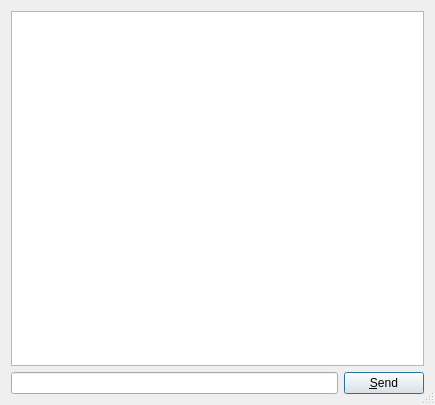
This is src/chatdlgbase.ui in jamulussoftware/jamulus as Qt 5 draws it before an edit. The edited form follows.
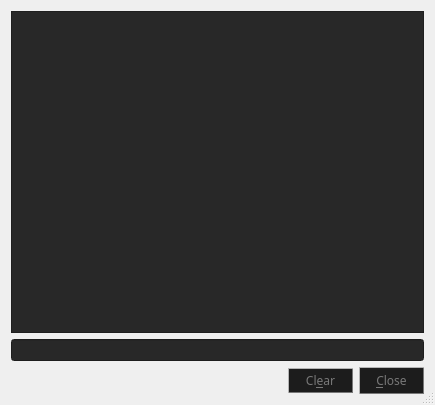
This is the edited form. Icons and pictures are not drawn.

The edit to the form file:
```diff
--- a/src/chatdlgbase.ui
+++ b/src/chatdlgbase.ui
@@ -11,7 +11,7 @@
    </rect>
   </property>
   <property name="sizePolicy">
-   <sizepolicy hsizetype="Minimum" vsizetype="Minimum">
+   <sizepolicy hsizetype="Fixed" vsizetype="Fixed">
     <horstretch>0</horstretch>
     <verstretch>0</verstretch>
    </sizepolicy>
@@ -23,38 +23,152 @@
    <iconset resource="resources.qrc">
     <normaloff>:/png/main/res/fronticon.png</normaloff>:/png/main/res/fronticon.png</iconset>
   </property>
+  <property name="styleSheet">
+   <string notr="true">#CChatDlgBase{
+background-image:  url(:/png/main/res/ui/bg_fondos.png);
+}
+</string>
+  </property>
   <property name="sizeGripEnabled">
    <bool>true</bool>
   </property>
   <layout class="QVBoxLayout">
    <item>
     <widget class="QTextBrowser" name="txvChatWindow">
-     <property name="acceptDrops">
-      <bool>false</bool>
+     <property name="styleSheet">
+      <string notr="true">background-color: rgb(40, 40, 40);
+border-color: rgb(0, 0, 0);
+color: rgb(255, 255, 255);
+ border-image:  url(:/png/main/res/fondoo.png);</string>
      </property>
      <property name="textInteractionFlags">
       <set>Qt::LinksAccessibleByKeyboard|Qt::LinksAccessibleByMouse|Qt::NoTextInteraction|Qt::TextBrowserInteraction|Qt::TextSelectableByKeyboard|Qt::TextSelectableByMouse</set>
      </property>
-     <property name="openLinks">
-      <bool>false</bool>
+    </widget>
+   </item>
+   <item>
+    <widget class="QLineEdit" name="edtLocalInputText">
+     <property name="styleSheet">
+      <string notr="true">background-color: rgb(40, 40, 40);
+border-color: rgb(0, 0, 0);
+color: rgb(255, 255, 255);
+</string>
      </property>
     </widget>
    </item>
    <item>
-    <layout class="QHBoxLayout" name="horizontalLayout">
+    <layout class="QHBoxLayout">
      <item>
-      <widget class="QLineEdit" name="edtLocalInputText"/>
+      <spacer>
+       <property name="orientation">
+        <enum>Qt::Horizontal</enum>
+       </property>
+       <property name="sizeType">
+        <enum>QSizePolicy::Expanding</enum>
+       </property>
+       <property name="sizeHint" stdset="0">
+        <size>
+         <width>181</width>
+         <height>27</height>
+        </size>
+       </property>
+      </spacer>
      </item>
      <item>
-      <widget class="QPushButton" name="butSend">
+      <widget class="QPushButton" name="butClear">
+       <property name="minimumSize">
+        <size>
+         <width>65</width>
+         <height>25</height>
+        </size>
+       </property>
+       <property name="font">
+        <font>
+         <family>Noto Sans</family>
+        </font>
+       </property>
+       <property name="styleSheet">
+        <string notr="true">#butClear{
+background: rgb(28, 28, 28); 
+selection-background-color: rgb(28, 28, 28);
+border-color: rgb(120, 120, 120);
+    border-style: outset;
+    border-width: 1.3px;
+color: rgb(120, 120, 120);
+}
+#butClear:hover{
+border-color: rgb(13, 204, 135);
+    border-style: outset;
+    border-width: 1.3px;
+color: rgb(13, 204, 135);
+}
+
+
+#butClear:pressed{
+background: rgb(15, 15, 15); 
+border-color: rgb(13, 204, 135);
+    border-style: outset;
+    border-width: 1.3px;
+}</string>
+       </property>
        <property name="text">
-        <string>&amp;Send</string>
+        <string>Cl&amp;ear</string>
        </property>
        <property name="autoDefault">
-        <bool>true</bool>
+        <bool>false</bool>
+       </property>
+      </widget>
+     </item>
+     <item>
+      <widget class="QPushButton" name="buttonClose">
+       <property name="minimumSize">
+        <size>
+         <width>65</width>
+         <height>25</height>
+        </size>
+       </property>
+       <property name="maximumSize">
+        <size>
+         <width>600</width>
+         <height>400</height>
+        </size>
+       </property>
+       <property name="font">
+        <font>
+         <family>Noto Sans</family>
+        </font>
+       </property>
+       <property name="styleSheet">
+        <string notr="true">#buttonClose{
+background: rgb(28, 28, 28); 
+selection-background-color: rgb(28, 28, 28);
+border-color: rgb(120, 120, 120);
+    border-style: outset;
+    border-width: 1.3px;
+color: rgb(120, 120, 120);
+}
+#buttonClose:hover{
+border-color: rgb(13, 204, 135);
+    border-style: outset;
+    border-width: 1.3px;
+color: rgb(13, 204, 135);
+}
+
+#buttonClose:pressed{
+background: rgb(15, 15, 15); 
+border-color: rgb(13, 204, 135);
+    border-style: outset;
+    border-width: 1.3px;
+}</string>
+       </property>
+       <property name="text">
+        <string>&amp;Close</string>
+       </property>
+       <property name="autoDefault">
+        <bool>false</bool>
        </property>
        <property name="default">
-        <bool>true</bool>
+        <bool>false</bool>
        </property>
       </widget>
      </item>
```
Left out of the diff: 24 changed lines with no effect on the pictures.
